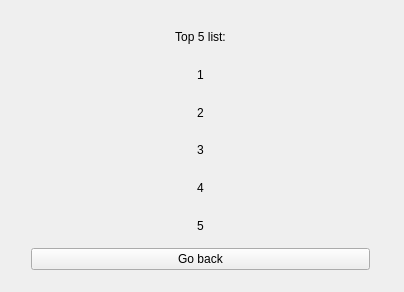
This is mainwindow.ui in sonhal/QT_quiz as Qt 5 draws it before an edit. The edited form follows.
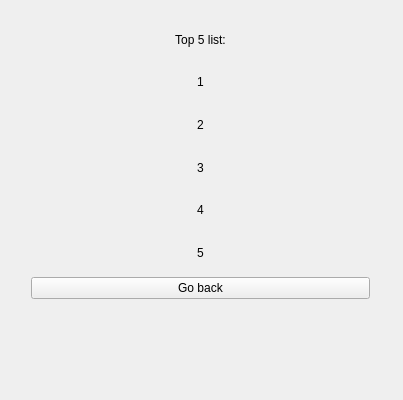
This is the edited form.

Commit message: Finnished all features

```diff
--- a/mainwindow.ui
+++ b/mainwindow.ui
@@ -6,14 +6,20 @@
    <rect>
     <x>0</x>
     <y>0</y>
-    <width>404</width>
-    <height>292</height>
+    <width>403</width>
+    <height>400</height>
    </rect>
   </property>
   <property name="minimumSize">
    <size>
     <width>400</width>
-    <height>200</height>
+    <height>400</height>
+   </size>
+  </property>
+  <property name="maximumSize">
+   <size>
+    <width>799</width>
+    <height>800</height>
    </size>
   </property>
   <property name="baseSize">
@@ -32,9 +38,21 @@
       <x>20</x>
       <y>10</y>
       <width>361</width>
-      <height>271</height>
+      <height>300</height>
      </rect>
     </property>
+    <property name="minimumSize">
+     <size>
+      <width>300</width>
+      <height>300</height>
+     </size>
+    </property>
+    <property name="maximumSize">
+     <size>
+      <width>800</width>
+      <height>800</height>
+     </size>
+    </property>
     <property name="baseSize">
      <size>
       <width>200</width>
```
Left out of the diff: 8 changed lines with no effect on the pictures. The commit also changes 2 other files.
